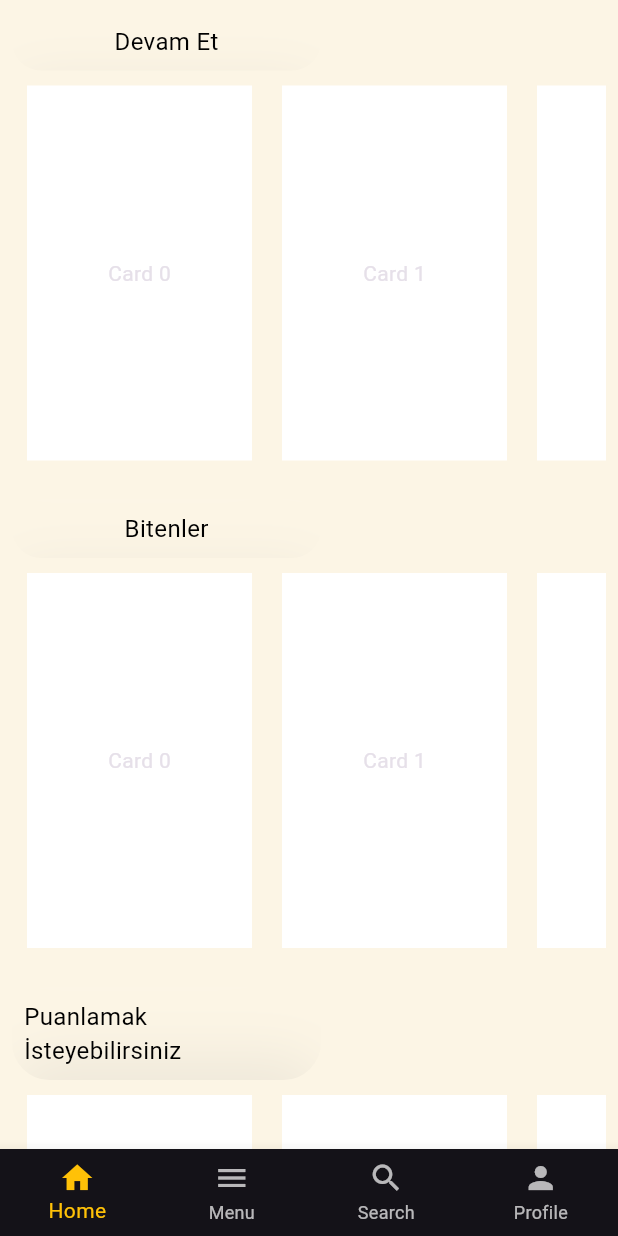
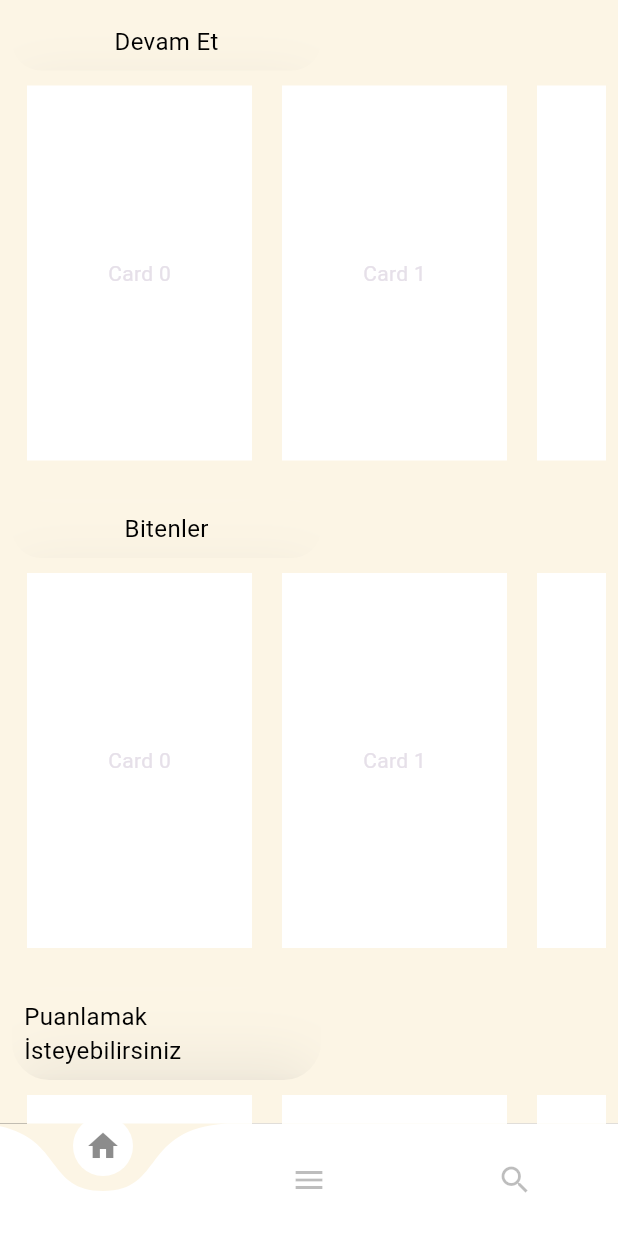
Before and after one commit to ZeynepSudeOgan/BookApp, a Flutter app: the screen it shows after launch, on a phone screen of 412 x 824 dp. Run offline on Flutter 3.47's test engine with Material 3 defaults, Android fonts, the phone set to English and light mode, and no system bars; drawn by our look-alikes of curved_navigation_bar; our stand-ins replace hexcolor.

```diff
--- a/lib/pages/firstpage.dart
+++ b/lib/pages/firstpage.dart
@@ -1,10 +1,12 @@
 // ignore_for_file: prefer_const_literals_to_create_immutables
 
+import 'package:curved_navigation_bar/curved_navigation_bar.dart';
 import 'package:db_project/pages/home.dart';
 import 'package:db_project/pages/menu.dart';
 import 'package:db_project/pages/profile.dart';
 import 'package:db_project/pages/search.dart';
 import 'package:flutter/material.dart';
+import 'package:hexcolor/hexcolor.dart';
 
 class FirstPage extends StatefulWidget {
   const FirstPage({super.key});
@@ -37,16 +39,17 @@ class _FirstPageState extends State<FirstPage> {
   Widget build(BuildContext context) {
     return Scaffold(
       body: _pages[_selectedIndex],
-      bottomNavigationBar: BottomNavigationBar(
-        type: BottomNavigationBarType.fixed,
-        currentIndex: _selectedIndex,
+      bottomNavigationBar: CurvedNavigationBar(
+        index: _selectedIndex,
         onTap: _onItemTapped,
-        selectedItemColor: Colors.amber,
-        items: const [
-          BottomNavigationBarItem(icon: Icon(Icons.home), label: "Home"),
-          BottomNavigationBarItem(icon: Icon(Icons.menu), label: "Menu"),
-          BottomNavigationBarItem(icon: Icon(Icons.search), label: "Search"),
-          BottomNavigationBarItem(icon: Icon(Icons.person), label: "Profile"),
+        backgroundColor: HexColor("#FCF5E5"),
+        items: [
+          Icon(Icons.home,
+              color: _selectedIndex == 0 ? Colors.black45 : Colors.black26),
+          Icon(Icons.menu,
+              color: _selectedIndex == 1 ? Colors.black45 : Colors.black26),
+          Icon(Icons.search,
+              color: _selectedIndex == 2 ? Colors.black45 : Colors.black26),
         ],
       ),
     );
--- a/pubspec.yaml
+++ b/pubspec.yaml
@@ -39,6 +39,8 @@ dependencies:
   hexcolor: ^3.0.1
   #google_fonts: ^6.2.0
   google: ^0.0.1
+  #curved_labeled_navigation_bar: ^2.0.2
+  curved_navigation_bar: ^1.0.3
 
 dev_dependencies:
   flutter_test:
```
Also changed, not shown: pubspec.lock.
